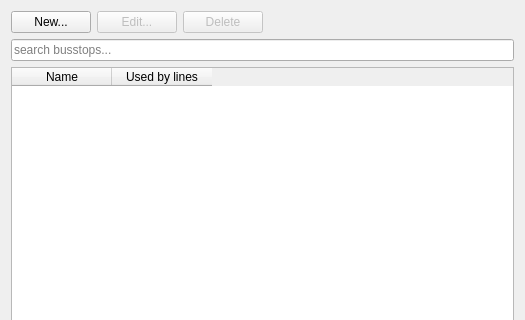
The window that Widgets/WdgBusstops.ui (ma7t3/ScheduleMaster) describes before a commit, drawn with Qt 5; both pictures show x 0 to 525 and y 0 to 320 of the 525 by 555 pixel window.
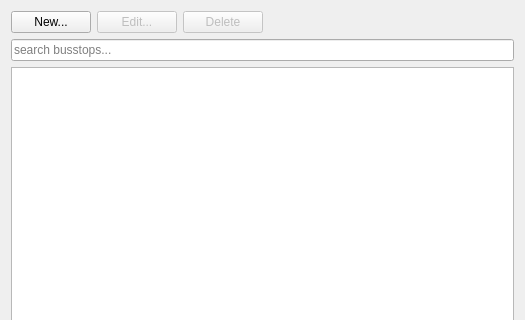
The same window after the commit.

Commit message: implemented BusstopTableModel

The edit to the form file:
```diff
--- a/Widgets/WdgBusstops.ui
+++ b/Widgets/WdgBusstops.ui
@@ -69,29 +69,16 @@
     </widget>
    </item>
    <item>
-    <widget class="QTableWidget" name="twBusstops">
-     <property name="selectionMode">
-      <enum>QAbstractItemView::ExtendedSelection</enum>
-     </property>
+    <widget class="QTableView" name="twBusstops">
      <property name="selectionBehavior">
       <enum>QAbstractItemView::SelectRows</enum>
      </property>
      <property name="horizontalScrollMode">
       <enum>QAbstractItemView::ScrollPerPixel</enum>
      </property>
-     <property name="columnCount">
-      <number>2</number>
-     </property>
-     <column>
-      <property name="text">
-       <string>Name</string>
-      </property>
-     </column>
-     <column>
-      <property name="text">
-       <string>Used by lines</string>
-      </property>
-     </column>
+     <attribute name="verticalHeaderVisible">
+      <bool>false</bool>
+     </attribute>
     </widget>
    </item>
   </layout>
```
The commit also changes 12 other files.
